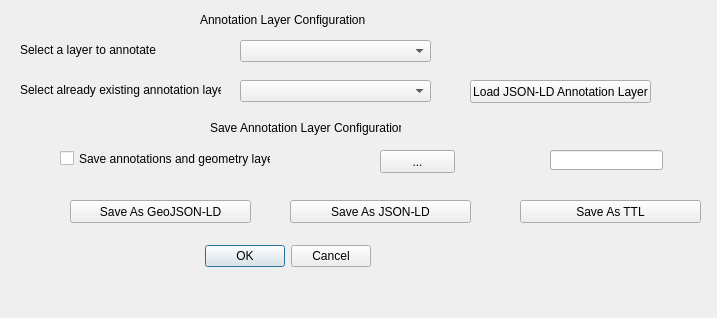
This is geowebannotation_dialog_base.ui in situx/geowebannotation as Qt 5 draws it before an edit. The edited form follows.
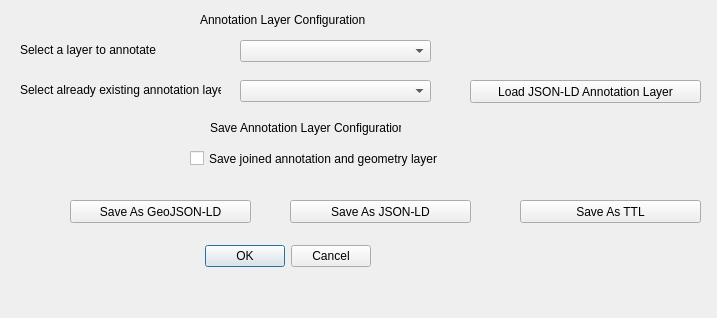
This is the edited form.

Commit message: Loading sample annotations

Patch:
```diff
--- a/geowebannotation_dialog_base.ui
+++ b/geowebannotation_dialog_base.ui
@@ -52,29 +52,6 @@
     <string>Select a layer to annotate</string>
    </property>
   </widget>
-  <widget class="QLineEdit" name="lineEdit">
-   <property name="geometry">
-    <rect>
-     <x>550</x>
-     <y>150</y>
-     <width>113</width>
-     <height>20</height>
-    </rect>
-   </property>
-  </widget>
-  <widget class="QPushButton" name="pushButton">
-   <property name="geometry">
-    <rect>
-     <x>380</x>
-     <y>150</y>
-     <width>75</width>
-     <height>23</height>
-    </rect>
-   </property>
-   <property name="text">
-    <string>...</string>
-   </property>
-  </widget>
   <widget class="QLabel" name="label_3">
    <property name="geometry">
     <rect>
@@ -116,7 +93,7 @@
     <rect>
      <x>470</x>
      <y>80</y>
-     <width>181</width>
+     <width>231</width>
      <height>23</height>
     </rect>
    </property>
@@ -166,14 +143,14 @@
   <widget class="QCheckBox" name="saveAnnotationsWithLayerBox">
    <property name="geometry">
     <rect>
-     <x>60</x>
+     <x>190</x>
      <y>150</y>
-     <width>211</width>
+     <width>251</width>
      <height>17</height>
     </rect>
    </property>
    <property name="text">
-    <string>Save annotations and geometry layer</string>
+    <string>Save joined annotation and geometry layer</string>
    </property>
   </widget>
   <widget class="QPushButton" name="saveAsTTLButton">
```
The commit also changes 4 other files.
